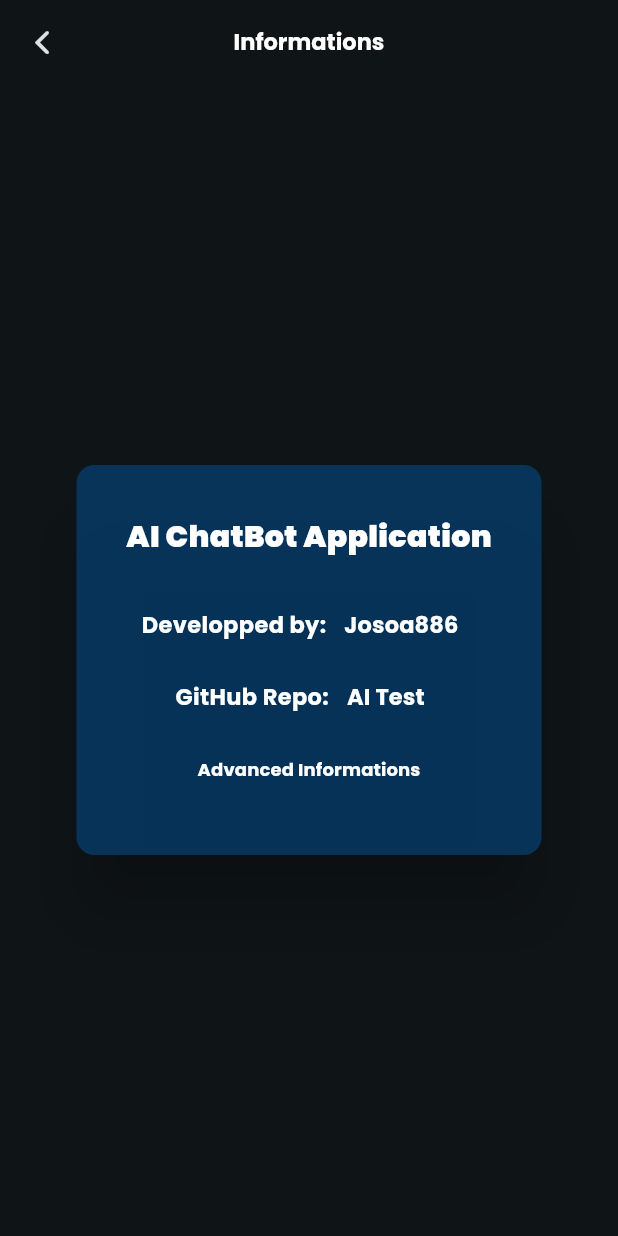
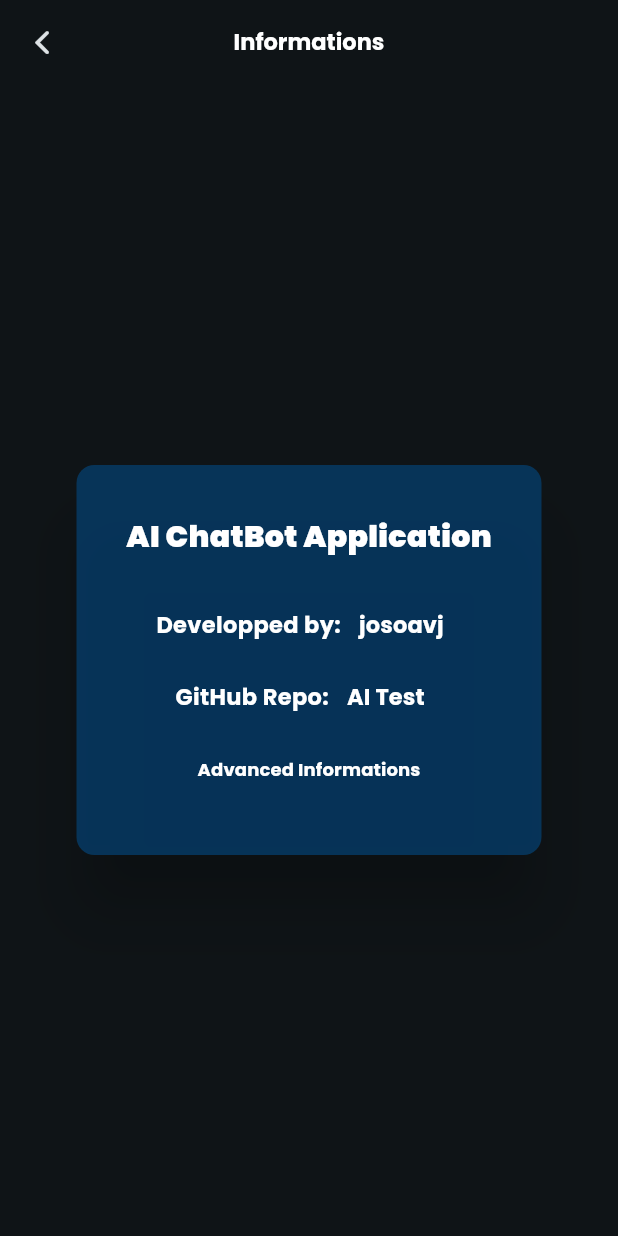
Before and after one commit to josoavj/ai.assistant, a Flutter app: the screen it shows after launch, in the side drawer, after a tap on "A propos", on a phone screen of 412 x 824 dp. Run offline on Flutter 3.47's test engine with Material 3 defaults, Android fonts, the phone set to English and light mode, and no system bars; our stand-ins replace firebase_core, flutter_markdown, google_fonts, google_generative_ai; accounts and stored records are empty.

Commit message:
Update about.dart

```diff
--- a/lib/pages/about.dart
+++ b/lib/pages/about.dart
@@ -64,12 +64,12 @@ class _AboutState extends State<About> {
                     ),
                   ),
                   Link(
-                      uri: Uri.https('github.com', '/Josoa886'),
+                      uri: Uri.https('github.com', '/josoavj'),
                       target: LinkTarget.blank,
                       builder: (context, followLink) => TextButton(
                         onPressed: followLink,
                         child:  AbsorbPointer(
-                          child: Text('Josoa886',
+                          child: Text('josoavj',
                             style: GoogleFonts.poppins(
                               fontSize: 15,
                               color: Colors.white,fontWeight: FontWeight.w700
@@ -93,7 +93,7 @@ class _AboutState extends State<About> {
                     ),
                   ),
                   Link(
-                      uri: Uri.https('github.com', '/Josoa886/ai_test'),
+                      uri: Uri.https('github.com', '/josoavj/ai.assistant'),
                       target: LinkTarget.blank,
                       builder: (context, followLink) => TextButton(
                         onPressed: followLink,
```
